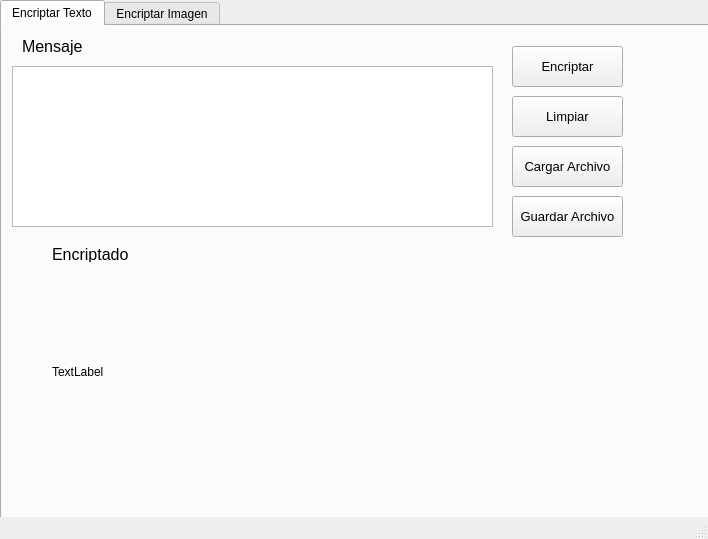
Old version of the form views/FrmEncriptar.ui in the repository LuisAbdielRivera/encriptarQT.
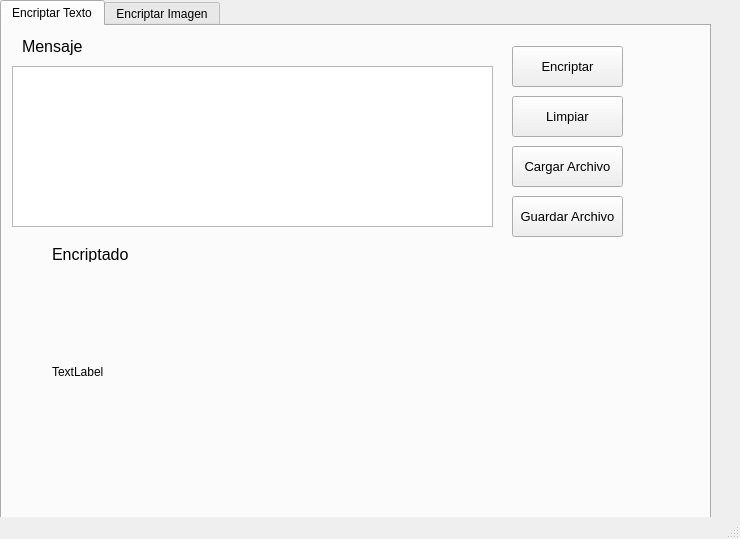
New version of the form. Icons and pictures are not drawn.

The edit to the form file:
```diff
--- a/views/FrmEncriptar.ui
+++ b/views/FrmEncriptar.ui
@@ -6,7 +6,7 @@
    <rect>
     <x>0</x>
     <y>0</y>
-    <width>708</width>
+    <width>740</width>
     <height>539</height>
    </rect>
   </property>
```
Left out of the diff: 4 changed lines with no effect on the pictures.
